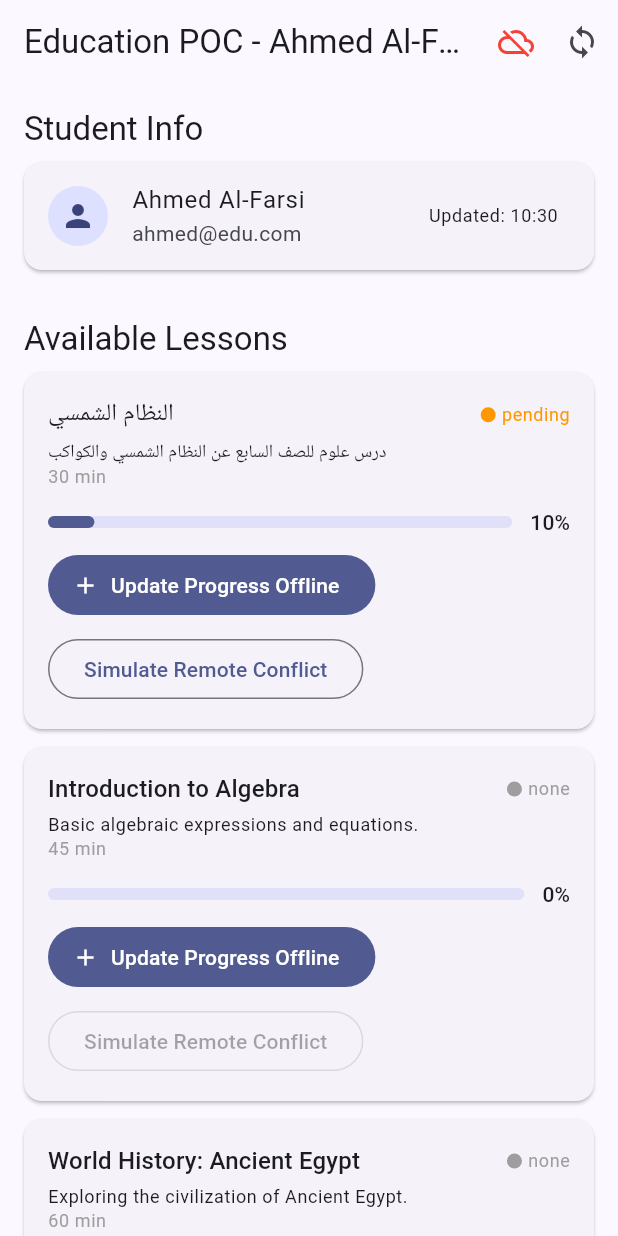
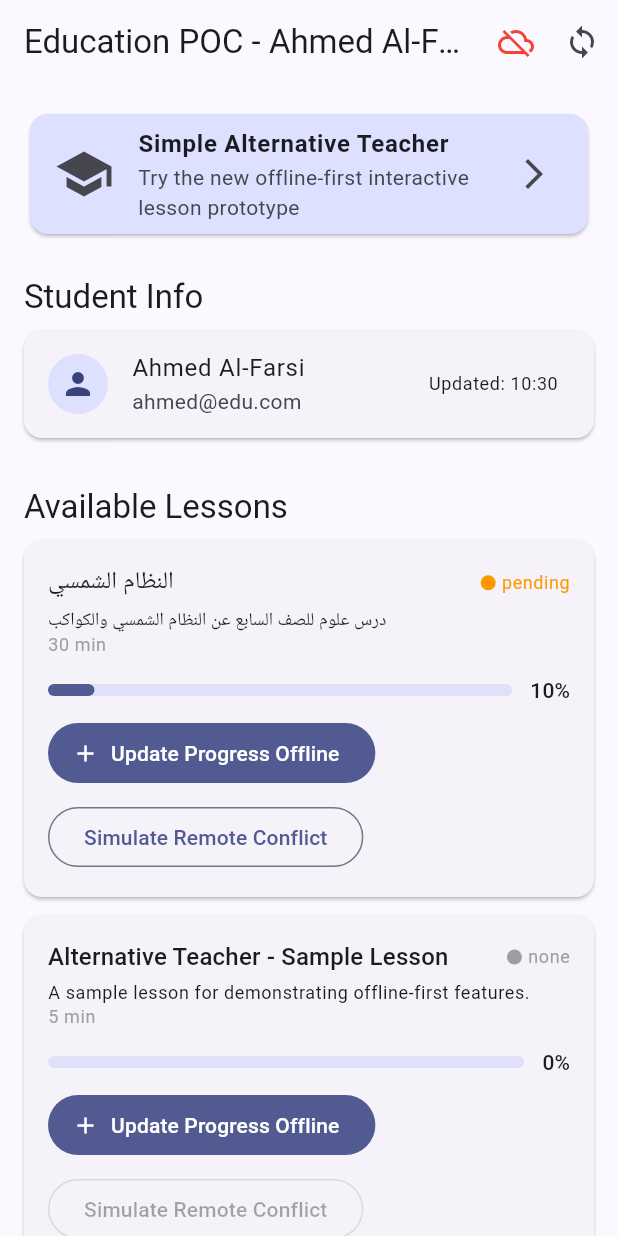
Before and after one commit to mohamed352/Global-Smart-Education-Platform, a Flutter app: the screen it shows after launch, after a tap on "النظام الشمسي", on a phone screen of 412 x 824 dp. Run offline on Flutter 3.47's test engine with Material 3 defaults, Android fonts, the phone set to English and light mode, and no system bars; our stand-ins replace audioplayers, cloud_firestore, connectivity_plus, drift, firebase_core, flutter_bloc and 5 more; accounts and stored records are empty; generated files the repository leaves out were written again.

Commit message:
add realse apk

```diff
--- a/lib/features/education/data/datasources/local/database.dart
+++ b/lib/features/education/data/datasources/local/database.dart
@@ -29,6 +29,7 @@ class Lessons extends Table {
   TextColumn get description => text()();
   TextColumn get content => text().withDefault(const Constant(''))();
   TextColumn get audioPath => text().withDefault(const Constant(''))();
+  TextColumn get videoPath => text().withDefault(const Constant(''))();
   IntColumn get durationMinutes => integer()();
   DateTimeColumn get updatedAt => dateTime()();
   TextColumn get syncStatus => text().withDefault(const Constant('synced'))();
@@ -69,7 +70,7 @@ class AppDatabase extends _$AppDatabase {
   AppDatabase.forTesting(super.executor);
 
   @override
-  int get schemaVersion => 2;
+  int get schemaVersion => 3;
 
   @override
   MigrationStrategy get migration => MigrationStrategy(
@@ -78,6 +79,9 @@ class AppDatabase extends _$AppDatabase {
       if (from < 2) {
         await m.addColumn(lessons, lessons.content);
         await m.addColumn(lessons, lessons.audioPath);
+      }
+      if (from < 3) {
+        await m.addColumn(lessons, lessons.videoPath);
       }
     },
   );
--- a/lib/features/education/data/repositories/education_repository.dart
+++ b/lib/features/education/data/repositories/education_repository.dart
@@ -164,8 +164,36 @@ class EducationRepository {
         id: Value<String>(data['id'] as String),
         title: Value<String>(data['title'] as String),
         description: Value<String>(data['description'] as String),
+        content: Value<String>(data['content'] as String? ?? ''),
+        audioPath: Value<String>(data['audioPath'] as String? ?? ''),
+        videoPath: Value<String>(data['videoPath'] as String? ?? ''),
         durationMinutes: Value<int>(data['durationMinutes'] as int),
         updatedAt: Value<DateTime>(DateTime.parse(data['updatedAt'] as String)),
+        syncStatus: Value<String>(SyncStatus.synced.name),
+      ),
+    );
+  }
+
+  /// Seeds a sample lesson for demonstration.
+  Future<void> seedSampleLesson() async {
+    final DateTime now = DateTime.now();
+    await upsertLessonFromLocal(
+      LessonsCompanion(
+        id: const Value<String>('sample-lesson-1'),
+        title: const Value<String>('Alternative Teacher - Sample Lesson'),
+        description: const Value<String>('A sample lesson for demonstrating offline-first features.'),
+        content: const Value<String>(
+          'Welcome to the Global Smart Education Platform.\n\n'
+          'This is a sample lesson designed to showcase the offline-first approach. '
+          'Even without an internet connection, you can access your lessons, '
+          'listen to audio explanations, and watch educational videos.\n\n'
+          'The "Alternative Teacher" feature provides an interactive way to learn '
+          'through multiple media formats.',
+        ),
+        audioPath: const Value<String>('assets/audio/sample-3s.mp3'),
+        videoPath: const Value<String>(''),
+        durationMinutes: const Value<int>(5),
+        updatedAt: Value<DateTime>(now),
         syncStatus: Value<String>(SyncStatus.synced.name),
       ),
     );
--- a/lib/features/education/data/services/sync_manager.dart
+++ b/lib/features/education/data/services/sync_manager.dart
@@ -210,6 +210,7 @@ class SyncManager {
   Future<void> seedInitialData() async {
     // Always seed offline lessons (idempotent)
     await seedOfflineLessons();
+    await _repository.seedSampleLesson();
 
     final List<User> existingUsers = await _repository.getUsers();
     if (existingUsers.isNotEmpty) {
@@ -310,6 +311,7 @@ class SyncManager {
         ),
         content: const Value<String>(lessonContent),
         audioPath: const Value<String>('assets/audio/sound1.mp3'),
+        videoPath: const Value<String>(''),
         durationMinutes: const Value<int>(30),
         updatedAt: Value<DateTime>(DateTime.now()),
         syncStatus: Value<String>(SyncStatus.synced.name),
--- a/lib/features/education/presentation/pages/dashboard_page.dart
+++ b/lib/features/education/presentation/pages/dashboard_page.dart
@@ -1,4 +1,5 @@
 import 'package:flutter/material.dart';
+import 'package:global_smart_education_platform/features/education/presentation/screens/alternative_teacher_screen.dart';
 import 'package:flutter_bloc/flutter_bloc.dart';
 
 import 'package:global_smart_education_platform/features/education/data/services/sync_manager.dart';
@@ -61,6 +62,19 @@ class _DashboardBody extends StatelessWidget {
         return ListView(
           padding: const EdgeInsets.all(16),
           children: [
+            Card(
+              color: Theme.of(context).colorScheme.primaryContainer,
+              child: ListTile(
+                leading: const Icon(Icons.school, size: 40),
+                title: const Text('Simple Alternative Teacher', style: TextStyle(fontWeight: FontWeight.bold)),
+                subtitle: const Text('Try the new offline-first interactive lesson prototype'),
+                trailing: const Icon(Icons.arrow_forward_ios),
+                onTap: () => Navigator.of(context).push(
+                  MaterialPageRoute<void>(builder: (_) => const AlternativeTeacherScreen()),
+                ),
+              ),
+            ),
+            const SizedBox(height: 24),
             if (state.users.isNotEmpty) ...[
               Text('Student Info', style: Theme.of(context).textTheme.titleLarge),
               const SizedBox(height: 8),
--- a/pubspec.yaml
+++ b/pubspec.yaml
@@ -57,6 +57,10 @@ dependencies:
   # Audio Playback (offline)
   just_audio: ^0.9.43
   just_audio_windows: ^0.2.1
+  audioplayers: ^6.1.0
+
+  # Video Playback
+  video_player: ^2.9.2
 
   # Firebase
   firebase_core: ^4.4.0
```
Also changed, not shown: lib/features/education/presentation/screens/alternative_teacher_screen.dart (added, +226 -0 lines), lib/features/education/data/datasources/local/database.g.dart, pubspec.lock, 6 other files.
